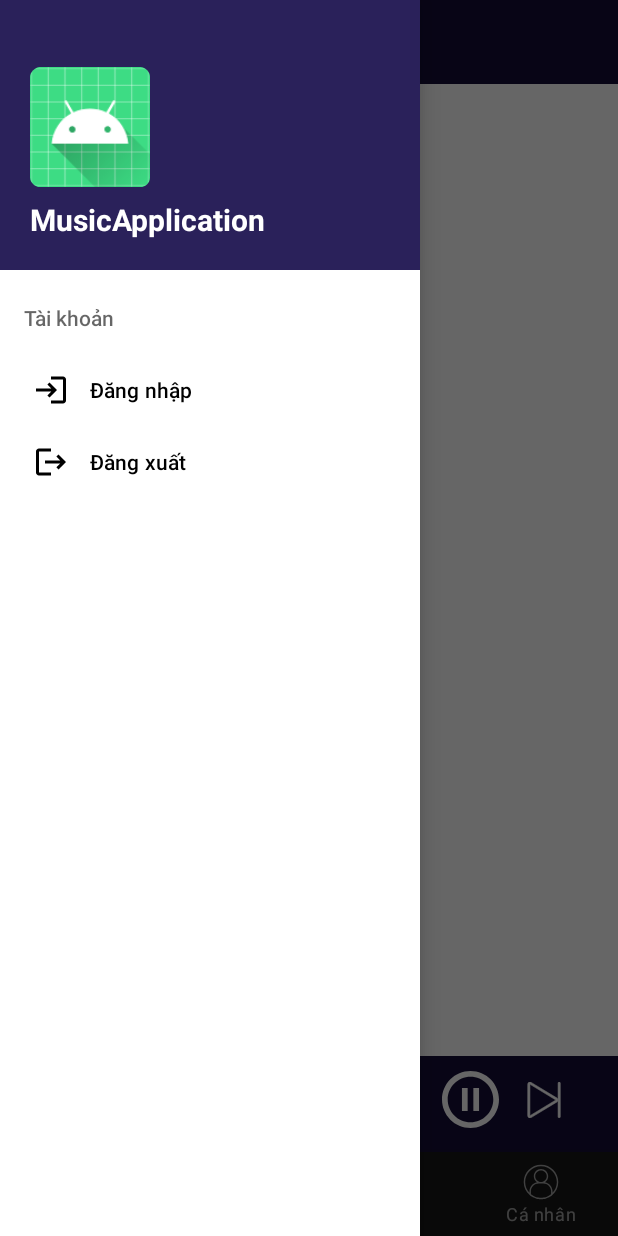
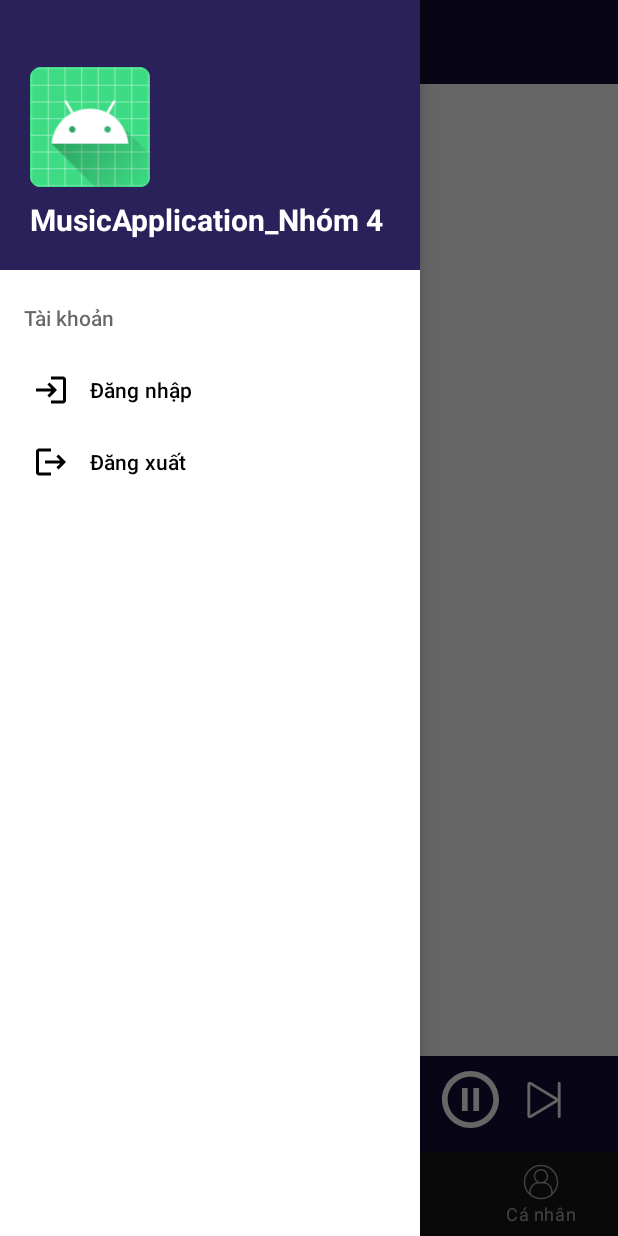
Before and after one commit to HT-Tuan/Project_2_mobile, an Android app: the screen it shows after launch (MainActivity), with the side drawer open, on a phone screen of 412 x 824 dp. Run offline under Robolectric (Android 15) with nearby library versions, the phone set to English and light mode, and no system bars.

Commit message:
update file

```diff
--- a/MusicApplication/app/src/main/res/layout/activity_splash.xml
+++ b/MusicApplication/app/src/main/res/layout/activity_splash.xml
@@ -1,6 +1,5 @@
 <?xml version="1.0" encoding="utf-8"?>
 <LinearLayout xmlns:android="http://schemas.android.com/apk/res/android"
-    xmlns:app="http://schemas.android.com/apk/res-auto"
     xmlns:tools="http://schemas.android.com/tools"
     android:layout_width="match_parent"
     android:layout_height="match_parent"
--- a/MusicApplication/app/src/main/res/layout/home_page.xml
+++ b/MusicApplication/app/src/main/res/layout/home_page.xml
@@ -5,7 +5,7 @@
     xmlns:tools="http://schemas.android.com/tools"
     android:layout_width="match_parent"
     android:layout_height="match_parent"
-    tools:openDrawer="st"
+    tools:openDrawer="start"
     >
     <RelativeLayout
         android:layout_width="match_parent"
--- a/MusicApplication/app/src/main/res/values/strings.xml
+++ b/MusicApplication/app/src/main/res/values/strings.xml
@@ -1,6 +1,6 @@
 <resources>
 
-    <string name="app_name">MusicApplication</string>
+    <string name="app_name">MusicApplication_Nhóm 4</string>
     <string name="trangchu">Trang chủ</string>
     <string name="timkiem">Tìm kiếm</string>
     <string name="playlist">Playlist</string>
```
Also changed, not shown: 2 other files.
